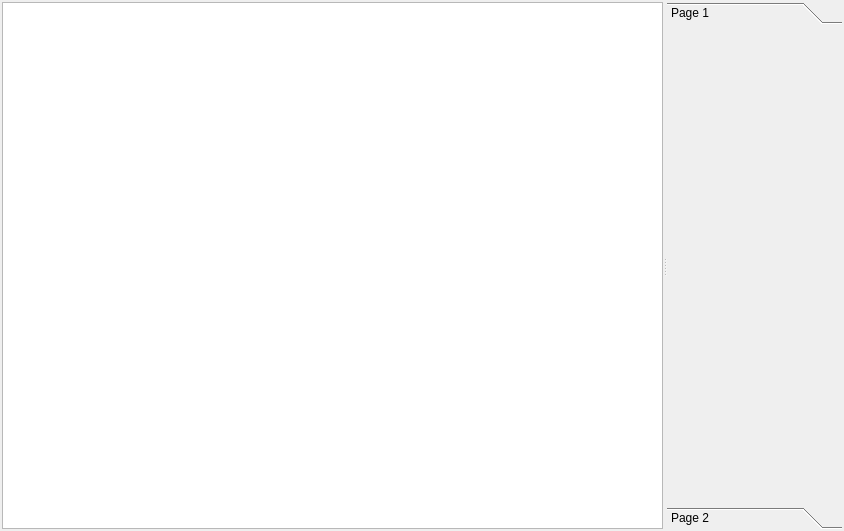
First picture: the form in sagemmorpho.ui, repository CodElecCz/SagemMorphoUI, before the edit.
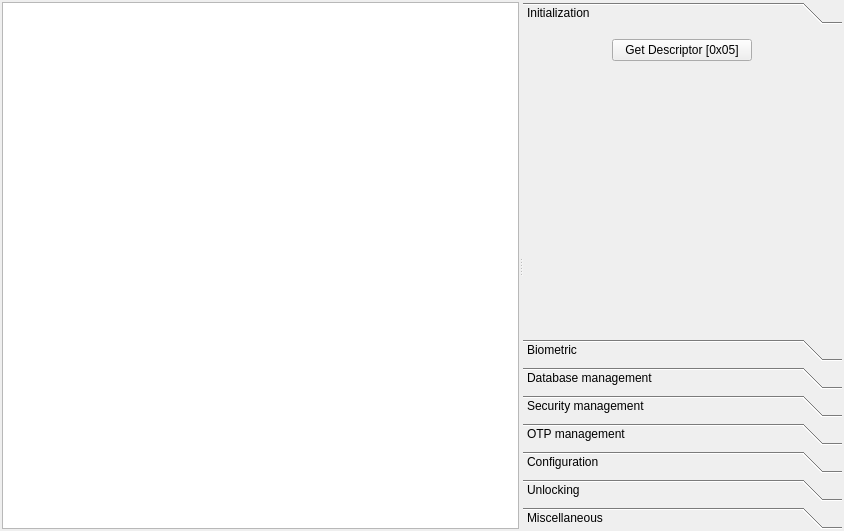
Second picture: the form after the edit. The open tabs and pages were chosen to show the change. Custom widgets are drawn as their Qt base class.

What changed in the file:
```diff
--- a/sagemmorpho.ui
+++ b/sagemmorpho.ui
@@ -59,13 +59,51 @@
            <rect>
             <x>0</x>
             <y>0</y>
-            <width>318</width>
-            <height>465</height>
+            <width>320</width>
+            <height>285</height>
            </rect>
           </property>
           <attribute name="label">
-           <string>Page 1</string>
+           <string>Initialization</string>
           </attribute>
+          <layout class="QVBoxLayout" name="verticalLayout_5">
+           <item>
+            <layout class="QVBoxLayout" name="verticalLayout_4">
+             <item alignment="Qt::AlignHCenter">
+              <widget class="QPushButton" name="desciptorButton">
+               <property name="sizePolicy">
+                <sizepolicy hsizetype="Preferred" vsizetype="Fixed">
+                 <horstretch>0</horstretch>
+                 <verstretch>0</verstretch>
+                </sizepolicy>
+               </property>
+               <property name="minimumSize">
+                <size>
+                 <width>140</width>
+                 <height>0</height>
+                </size>
+               </property>
+               <property name="text">
+                <string>Get Descriptor [0x05]</string>
+               </property>
+              </widget>
+             </item>
+             <item>
+              <spacer name="verticalSpacer">
+               <property name="orientation">
+                <enum>Qt::Vertical</enum>
+               </property>
+               <property name="sizeHint" stdset="0">
+                <size>
+                 <width>20</width>
+                 <height>40</height>
+                </size>
+               </property>
+              </spacer>
+             </item>
+            </layout>
+           </item>
+          </layout>
          </widget>
          <widget class="QWidget" name="page_2">
           <property name="geometry">
@@ -77,7 +115,85 @@
            </rect>
           </property>
           <attribute name="label">
-           <string>Page 2</string>
+           <string>Biometric</string>
+          </attribute>
+         </widget>
+         <widget class="QWidget" name="page_3">
+          <property name="geometry">
+           <rect>
+            <x>0</x>
+            <y>0</y>
+            <width>320</width>
+            <height>285</height>
+           </rect>
+          </property>
+          <attribute name="label">
+           <string>Database management</string>
+          </attribute>
+         </widget>
+         <widget class="QWidget" name="page_4">
+          <property name="geometry">
+           <rect>
+            <x>0</x>
+            <y>0</y>
+            <width>320</width>
+            <height>285</height>
+           </rect>
+          </property>
+          <attribute name="label">
+           <string>Security management</string>
+          </attribute>
+         </widget>
+         <widget class="QWidget" name="page_5">
+          <property name="geometry">
+           <rect>
+            <x>0</x>
+            <y>0</y>
+            <width>320</width>
+            <height>285</height>
+           </rect>
+          </property>
+          <attribute name="label">
+           <string>OTP management</string>
+          </attribute>
+         </widget>
+         <widget class="QWidget" name="page_6">
+          <property name="geometry">
+           <rect>
+            <x>0</x>
+            <y>0</y>
+            <width>320</width>
+            <height>285</height>
+           </rect>
+          </property>
+          <attribute name="label">
+           <string>Configuration</string>
+          </attribute>
+         </widget>
+         <widget class="QWidget" name="page_7">
+          <property name="geometry">
+           <rect>
+            <x>0</x>
+            <y>0</y>
+            <width>320</width>
+            <height>285</height>
+           </rect>
+          </property>
+          <attribute name="label">
+           <string>Unlocking</string>
+          </attribute>
+         </widget>
+         <widget class="QWidget" name="page_8">
+          <property name="geometry">
+           <rect>
+            <x>0</x>
+            <y>0</y>
+            <width>320</width>
+            <height>285</height>
+           </rect>
+          </property>
+          <attribute name="label">
+           <string>Miscellaneous</string>
           </attribute>
          </widget>
         </widget>
```
Left out of the diff: 6 changed lines with no effect on the pictures.
